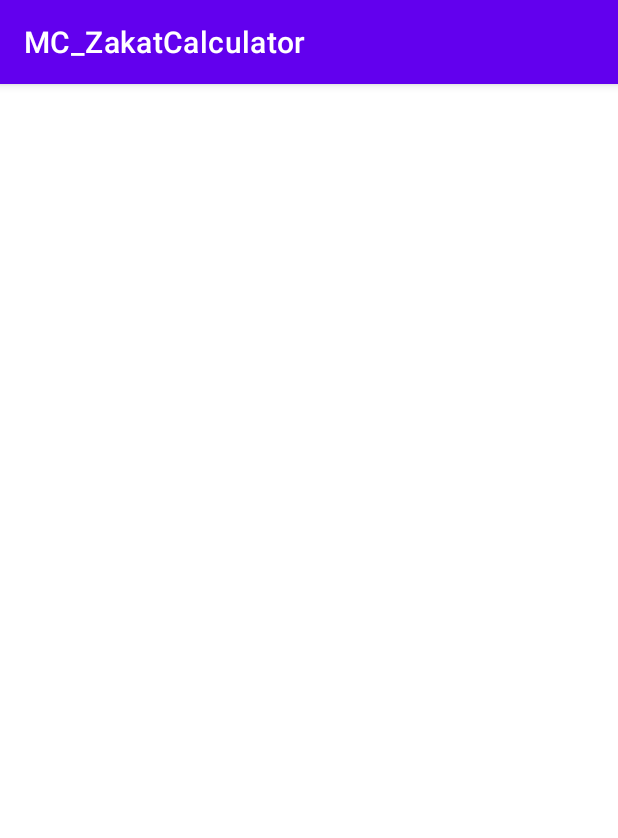
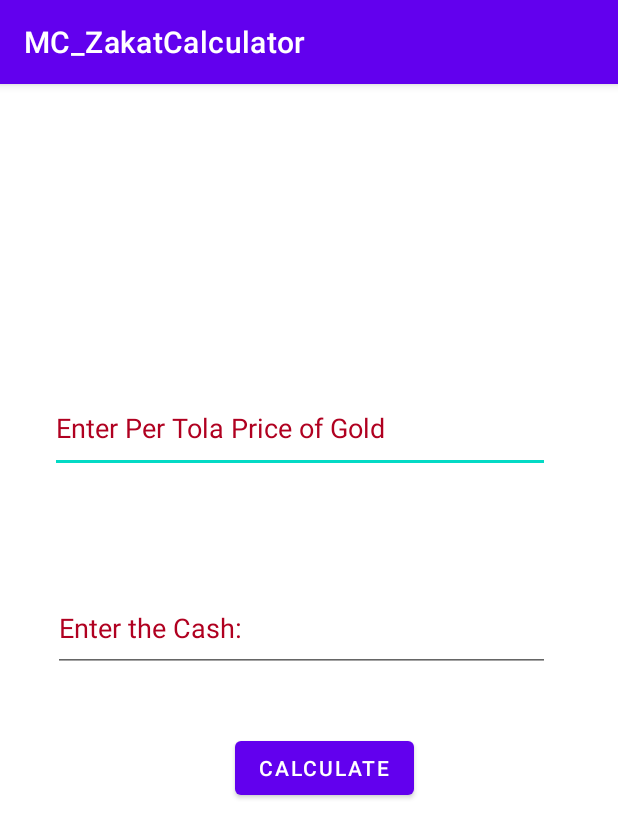
Before and after one commit to UsmannArshad/MC_Zakat-FitranaCalculator, an Android app: the ZakatWithCashActivity screen opened directly, with no data from a screen before it, on a phone screen of 412 x 824 dp. Shown: the top 838 px of the screen. Run offline under Robolectric (Android 15) with nearby library versions, the phone set to English and light mode, and no system bars.

Commit message:
Zakat with cash done

```diff
--- a/app/src/main/java/com/example/mc_zakatcalculator/ZakatWithCashActivity.java
+++ b/app/src/main/java/com/example/mc_zakatcalculator/ZakatWithCashActivity.java
@@ -3,12 +3,41 @@ package com.example.mc_zakatcalculator;
 import androidx.appcompat.app.AppCompatActivity;
 
 import android.os.Bundle;
+import android.view.View;
+import android.widget.Button;
+import android.widget.EditText;
+import android.widget.TextView;
 
 public class ZakatWithCashActivity extends AppCompatActivity {
-
+    private Button calculatebtn;
+    private EditText price,cash;
+    private TextView textView;
     @Override
     protected void onCreate(Bundle savedInstanceState) {
         super.onCreate(savedInstanceState);
         setContentView(R.layout.activity_zakat_with_cash);
+        calculatebtn=findViewById(R.id.zakatcashcalculate);
+        price=findViewById(R.id.goldprice);
+        cash=findViewById(R.id.cash);
+        textView=findViewById(R.id.textView4);
+        calculatebtn.setOnClickListener(new View.OnClickListener() {
+            @Override
+            public void onClick(View view) {
+                Float pricepertola=Float.parseFloat(price.getText().toString());
+                Float cashh=Float.parseFloat(cash.getText().toString());
+                int req_price=(int)(pricepertola*7.5);
+                if(cashh<req_price)
+                {
+                    textView.setText("Threshold not met");
+                }
+                else
+                {
+                    float total=cashh/pricepertola;
+                    int ans=(int)(total*pricepertola*0.025);
+                    textView.setText(Integer.toString(ans));
+                }
+
+            }
+        });
     }
 }
--- a/app/src/main/res/layout/activity_zakat_with_cash.xml
+++ b/app/src/main/res/layout/activity_zakat_with_cash.xml
@@ -5,5 +5,68 @@
     android:layout_width="match_parent"
     android:layout_height="match_parent"
     tools:context=".ZakatWithCashActivity">
+    <EditText
+        android:id="@+id/goldprice"
+        android:layout_width="333dp"
+        android:layout_height="59dp"
+        android:layout_marginStart="45dp"
+        android:layout_marginTop="200dp"
+        android:layout_marginEnd="45dp"
+        android:ems="10"
+        android:foregroundGravity="center"
+        android:hint="Enter Per Tola Price of Gold"
+        android:inputType="textPersonName"
+        android:textColor="@color/design_default_color_error"
+        android:textColorHint="@color/design_default_color_error"
+        app:layout_constraintEnd_toEndOf="parent"
+        app:layout_constraintHorizontal_bias="1.0"
+        app:layout_constraintStart_toStartOf="parent"
+        app:layout_constraintTop_toTopOf="parent" />
+
+    <TextView
+        android:id="@+id/textView4"
+        android:layout_width="247dp"
+        android:layout_height="97dp"
+        android:layout_marginBottom="144dp"
+        android:foregroundGravity="center"
+        android:gravity="center"
+        android:textColor="@color/design_default_color_error"
+        android:textSize="34sp"
+        app:layout_constraintBottom_toBottomOf="parent"
+        app:layout_constraintEnd_toEndOf="parent"
+        app:layout_constraintHorizontal_bias="0.579"
+        app:layout_constraintStart_toStartOf="parent" />
+
+    <Button
+        android:id="@+id/zakatcashcalculate"
+        android:layout_width="wrap_content"
+        android:layout_height="wrap_content"
+        android:layout_marginStart="160dp"
+        android:layout_marginEnd="160dp"
+        android:layout_marginBottom="288dp"
+        android:foregroundGravity="center"
+        android:text="Calculate"
+        app:layout_constraintBottom_toBottomOf="parent"
+        app:layout_constraintEnd_toEndOf="parent"
+        app:layout_constraintHorizontal_bias="0.133"
+        app:layout_constraintStart_toStartOf="parent" />
+
+    <EditText
+        android:id="@+id/cash"
+        android:layout_width="331dp"
+        android:layout_height="58dp"
+        android:layout_marginStart="45dp"
+        android:layout_marginEnd="45dp"
+        android:layout_marginBottom="40dp"
+        android:ems="10"
+        android:foregroundGravity="center"
+        android:hint="Enter the Cash:"
+        android:inputType="textPersonName"
+        android:textColor="@color/design_default_color_error"
+        android:textColorHint="@color/design_default_color_error"
+        app:layout_constraintBottom_toTopOf="@+id/zakatcashcalculate"
+        app:layout_constraintEnd_toEndOf="parent"
+        app:layout_constraintHorizontal_bias="1.0"
+        app:layout_constraintStart_toStartOf="parent" />s
 
 </androidx.constraintlayout.widget.ConstraintLayout>
```
